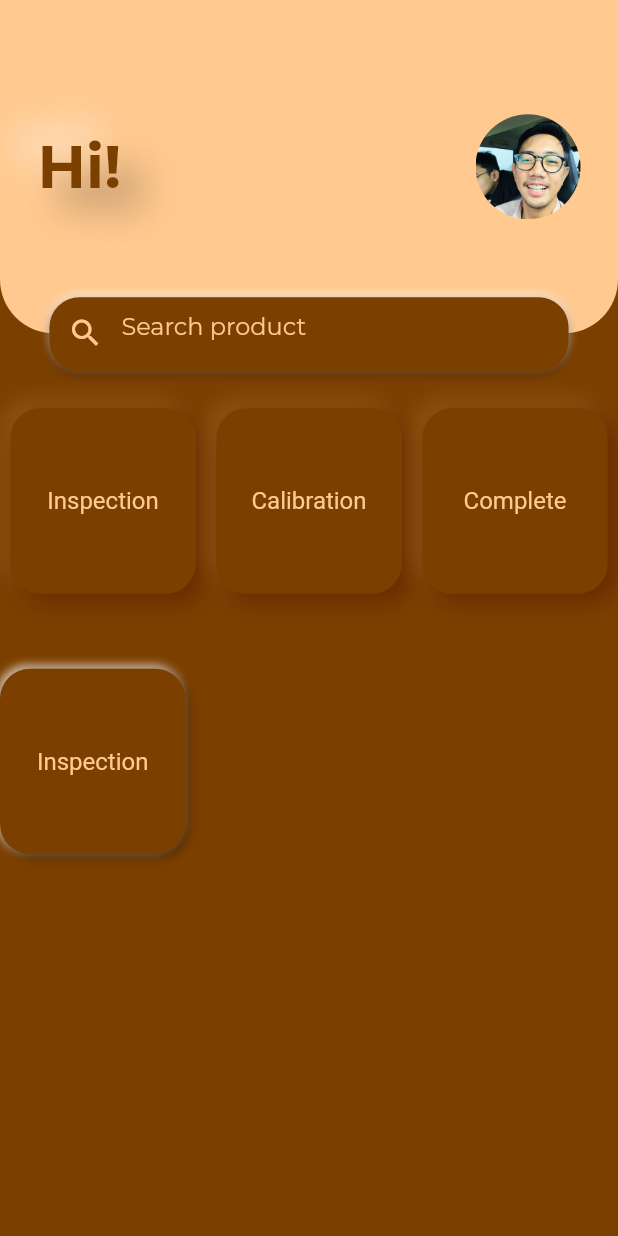
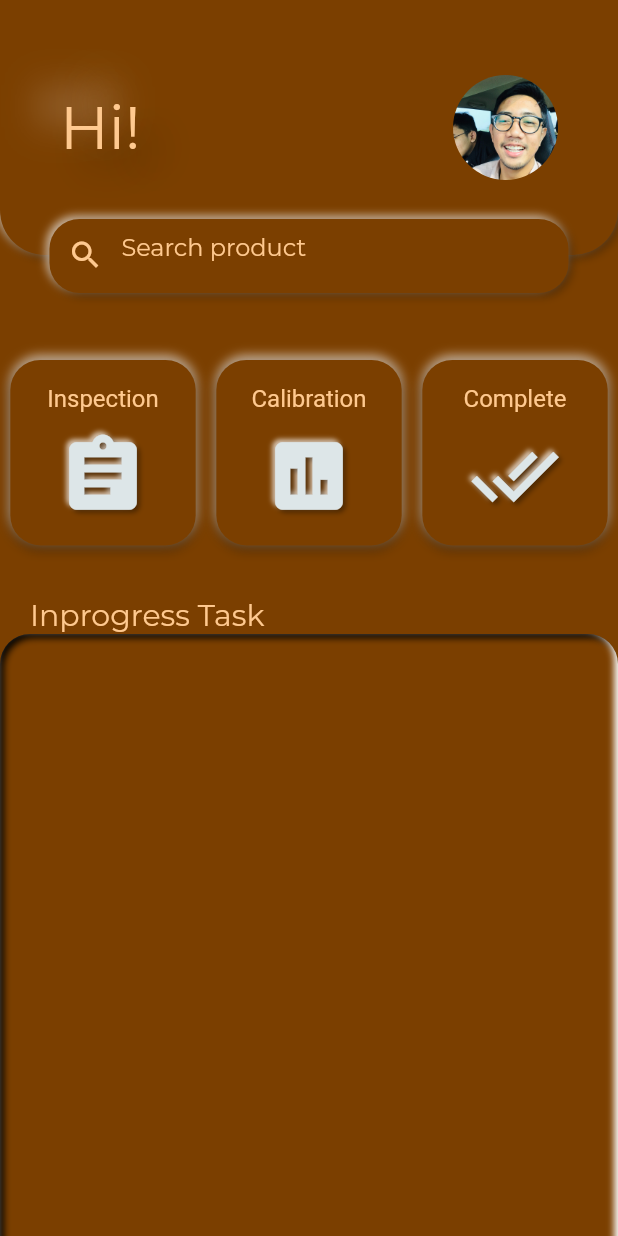
Before and after one commit to latiefM/InstroApp, a Flutter app: the HomePage screen opened by its route, on a phone screen of 412 x 824 dp. Run offline on Flutter 3.47's test engine with Material 2 defaults, Android fonts, the phone set to English and light mode, and no system bars; drawn by our look-alikes of clay_containers, flutter_neumorphic; Roboto replaces fonts that are missing (Montserrat-Bold); statements that could not run were skipped.

Commit message:
add progress

```diff
--- a/lib/screen/home/component/body.dart
+++ b/lib/screen/home/component/body.dart
@@ -1,38 +1,46 @@
 import 'package:flutter/material.dart';
-import 'package:instro/screen/home/component/clay_card.dart';
 import 'package:instro/screen/home/component/home_header.dart';
+import 'package:instro/screen/home/component/inprogress_task.dart';
 import 'package:instro/screen/home/component/menu_card.dart';
+import 'package:instro/constants.dart';
 
 class Body extends StatelessWidget {
   @override
   Widget build(BuildContext context) {
     return SingleChildScrollView(
-
       child: Column(
         crossAxisAlignment: CrossAxisAlignment.start,
         children: <Widget>[
           HomeHeader(),
-          SizedBox(height: 50),
+          SizedBox(height: 70),
           Row(
             mainAxisAlignment: MainAxisAlignment.spaceAround,
             children: [
-              ClayCard(
+              MenuCard(
                 title: "Inspection",
+                icon: Icons.assignment,
               ),
-              ClayCard(
+              MenuCard(
                 title: "Calibration",
+                icon: Icons.assessment,
               ),
-              ClayCard(
+              MenuCard(
                 title: "Complete",
+                icon: Icons.done_all,
               ),
             ],
           ),
           SizedBox(
-            height: 50,
+            height: 35,
           ),
-          MenuCard(
-            title: "Inspection",
+          Padding(
+            padding: const EdgeInsets.only(left: 20),
+            child: Text(
+              "Inprogress Task",
+              style: TextStyle(color: kTextColor, fontSize: 20),
+            ),
           ),
+          InprogressTask(),
         ],
       ),
     );
--- a/lib/screen/home/component/clay_card.dart
+++ /dev/null
@@ -1,40 +0,0 @@
-import 'package:clay_containers/clay_containers.dart';
-import 'package:flutter/material.dart';
-
-import '../../../constants.dart';
-
-class ClayCard extends StatelessWidget {
-  final String title;
-
-  ClayCard({this.title});
-
-  @override
-  Widget build(BuildContext context) {
-    return ClayContainer(
-      color: kPrimaryColor,
-      height: MediaQuery.of(context).size.height * 0.15,
-      width: MediaQuery.of(context).size.width * 0.30,
-      borderRadius: 20,
-      child: Padding(
-        padding: EdgeInsets.symmetric(vertical: 10, horizontal: 20),
-        child: Container(
-          child: Column(
-            mainAxisAlignment: MainAxisAlignment.spaceAround,
-            children: [
-              Text(
-                title,
-                textAlign: TextAlign.center,
-                style: TextStyle(
-                  fontFamily: 'Montserrat-Bold',
-                  color: kTextColor,
-
-                  fontSize: 16,
-                ),
-              ),
-            ],
-          ),
-        ),
-      ),
-    );
-  }
-}
--- a/lib/screen/home/component/home_header.dart
+++ b/lib/screen/home/component/home_header.dart
@@ -1,4 +1,3 @@
-import 'package:clay_containers/clay_containers.dart';
 import 'package:flutter/material.dart';
 import 'package:flutter_neumorphic/flutter_neumorphic.dart';
 import 'package:instro/screen/home/component/rounded_profile.dart';
@@ -19,13 +18,17 @@ class HomeHeader extends StatelessWidget {
       child: Stack(
         overflow: Overflow.visible,
         children: <Widget>[
-          Container(
-            height: size.height * 0.3 - 25,
-            decoration: BoxDecoration(
-              color: kPrimaryLightColor,
-              borderRadius: BorderRadius.only(
-                bottomLeft: Radius.circular(36),
-                bottomRight: Radius.circular(36),
+          Neumorphic(
+            padding: EdgeInsets.symmetric(horizontal: 15, vertical: 50),
+            style: NeumorphicStyle(
+              color: kPrimaryColor,
+              depth: Neumorphic.MIN_DEPTH,
+              lightSource: LightSource.topLeft,
+              boxShape: NeumorphicBoxShape.roundRect(
+                BorderRadius.only(
+                  bottomLeft: Radius.circular(30),
+                  bottomRight: Radius.circular(30),
+                ),
               ),
             ),
             child: Padding(
@@ -35,12 +38,12 @@ class HomeHeader extends StatelessWidget {
                   NeumorphicText(
                     'Hi!',
                     style: NeumorphicStyle(
-                      color: kPrimaryColor,
+                      color: kPrimaryLightColor,
                       depth: 30,
                     ),
                     textStyle: NeumorphicTextStyle(
                       fontSize: 40,
-                      fontWeight: FontWeight.bold,
+                      //fontWeight: FontWeight.bold,
                     ),
                   ),
                   Spacer(),
--- /dev/null
+++ b/lib/screen/home/component/inprogress_task.dart
@@ -0,0 +1,32 @@
+import 'package:flutter/material.dart';
+import 'package:flutter_neumorphic/flutter_neumorphic.dart';
+
+import '../../../constants.dart';
+
+class InprogressTask extends StatelessWidget {
+  @override
+  Widget build(BuildContext context) {
+    return Container(
+      height: MediaQuery.of(context).size.height,
+      width: MediaQuery.of(context).size.width,
+      child: Neumorphic(
+        style: NeumorphicStyle(
+          color: kPrimaryColor,
+          shape: NeumorphicShape.flat,
+          boxShape: NeumorphicBoxShape.roundRect(BorderRadius.circular(20)),
+          depth: -5,
+          intensity: 10,
+        ),
+        child: Padding(
+          padding: EdgeInsets.symmetric(vertical: 10, horizontal: 20),
+          child: Container(
+            child: Column(
+              mainAxisAlignment: MainAxisAlignment.spaceAround,
+              children: [],
+            ),
+          ),
+        ),
+      ),
+    );
+  }
+}
--- a/lib/screen/home/component/menu_card.dart
+++ b/lib/screen/home/component/menu_card.dart
@@ -5,21 +5,22 @@ import '../../../constants.dart';
 
 class MenuCard extends StatelessWidget {
   final String title;
+  final icon;
 
-  MenuCard({this.title});
+  MenuCard({this.title, this.icon});
 
   @override
   Widget build(BuildContext context) {
     return Container(
-      // color: kPrimaryColor,
       height: MediaQuery.of(context).size.height * 0.15,
       width: MediaQuery.of(context).size.width * 0.30,
-      //borderRadius: 20,
       child: Neumorphic(
         style: NeumorphicStyle(
           color: kPrimaryColor,
           shape: NeumorphicShape.flat,
           boxShape: NeumorphicBoxShape.roundRect(BorderRadius.circular(20)),
+          lightSource: LightSource.top,
+          depth: 5,
         ),
         child: Padding(
           padding: EdgeInsets.symmetric(vertical: 10, horizontal: 20),
@@ -27,6 +28,7 @@ class MenuCard extends StatelessWidget {
             child: Column(
               mainAxisAlignment: MainAxisAlignment.spaceAround,
               children: [
+
                 Text(
                   title,
                   textAlign: TextAlign.center,
@@ -36,6 +38,10 @@ class MenuCard extends StatelessWidget {
                     fontSize: 16,
                   ),
                 ),
+                NeumorphicIcon(
+                  icon,
+                  size: 60,
+                ),
               ],
             ),
           ),
--- a/lib/screen/home/component/search_field.dart
+++ b/lib/screen/home/component/search_field.dart
@@ -21,7 +21,6 @@ class SearchField extends StatelessWidget {
             color: kPrimaryColor,
             shape: NeumorphicShape.flat,
             boxShape: NeumorphicBoxShape.roundRect(BorderRadius.circular(20)),
-            lightSource: LightSource.top,
           ),
           child: TextField(
             style: TextStyle(color: kTextColor),
--- a/lib/screen/login_screen/components/background.dart
+++ /dev/null
@@ -1,29 +0,0 @@
-import 'package:flutter/material.dart';
-import 'package:instro/constants.dart';
-
-class BackgroundColor extends StatelessWidget {
-  final Widget child;
-  const BackgroundColor({
-    Key key,
-    @required this.child,
-  }) : super(key: key);
-
-  @override
-  Widget build(BuildContext context) {
-    Size size = MediaQuery.of(context).size;
-    return Container(
-      width: double.infinity,
-      height: size.height,
-      //child: Container(
-        //height: MediaQuery.of(context).size.height - 0.0,
-        decoration: BoxDecoration(
-          color: kPrimaryColor,
-          borderRadius: BorderRadius.only(
-            bottomRight: Radius.circular(250.0),
-          ),
-        ),
-      //),
-
-    );
-  }
-}
--- a/lib/screen/login_screen/components/body.dart
+++ b/lib/screen/login_screen/components/body.dart
@@ -49,7 +49,7 @@ class Body extends StatelessWidget {
                         Navigator.pushNamed(context, ForgetPassword.routeName);
                       },
                       child: new Text(
-                        "Forget Password?",
+                        "Forgot Password?",
                         style: TextStyle(color: kPrimaryLightColor),
                       ),
                     )
```
